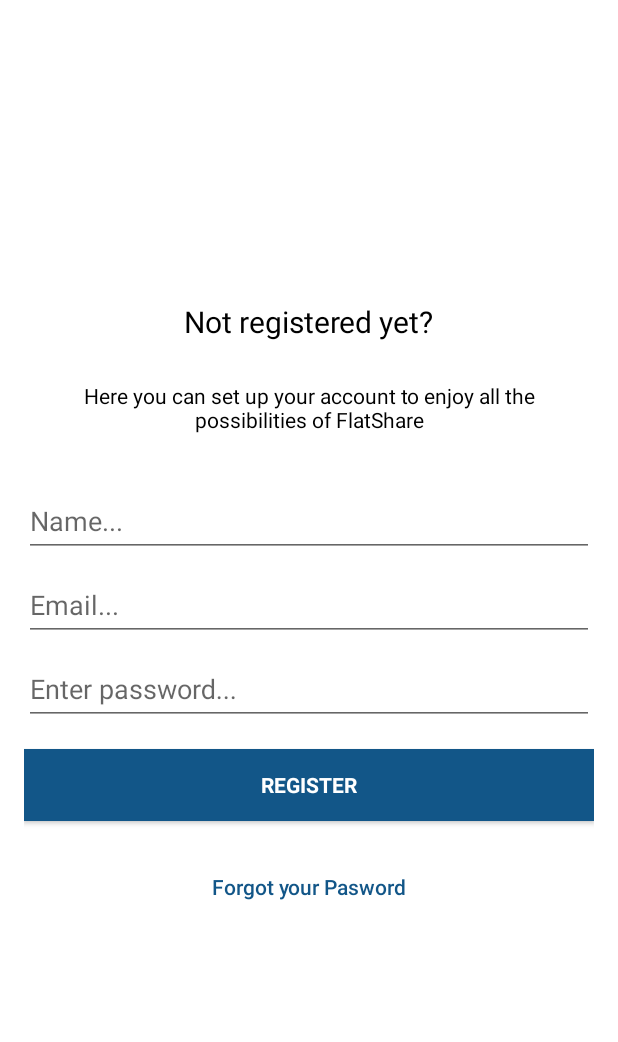
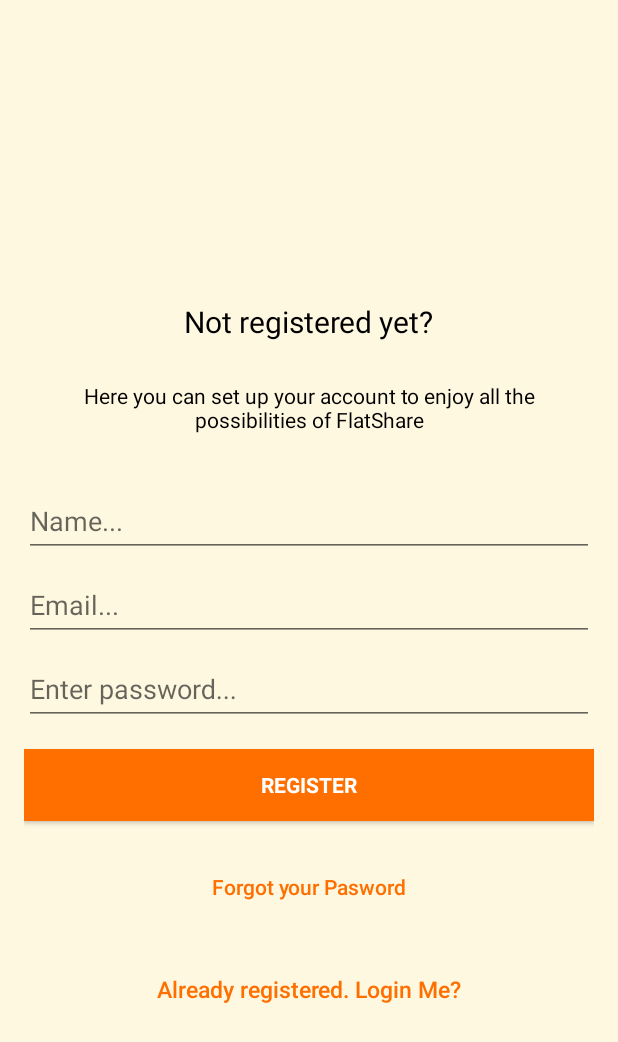
Before and after one commit to dheuss/FlatShare, an Android app: the RegisterActivity screen opened directly, with no data from a screen before it, on a phone screen of 412 x 824 dp. Shown: the top 1042 px of the screen. Run offline under Robolectric (Android 15) with nearby library versions, the phone set to English and light mode, and no system bars; libraries missing offline, so code that uses them is left out: dmax.dialog; 1 statement that could not run was skipped.

Commit message:
register design and color festgelegt für text/button/hintergrund...

```diff
--- a/app/src/main/res/layout/activity_register.xml
+++ b/app/src/main/res/layout/activity_register.xml
@@ -5,8 +5,7 @@
     android:layout_width="match_parent"
     android:layout_height="match_parent"
     android:fitsSystemWindows="true"
-    tools:context="com.flatshare.presentation.ui.activities.auth.RegisterActivity"
-    android:background="@color/windowBackground">
+    tools:context="com.flatshare.presentation.ui.activities.auth.RegisterActivity">
 
     <LinearLayout
         android:layout_width="fill_parent"
@@ -24,7 +23,7 @@
             android:layout_gravity="center_horizontal"
             android:padding="10dp"
             android:text="Not registered yet?"
-            android:textColor="@android:color/black"
+            android:textColor="@color/text"
             android:textSize="20dp"
             android:layout_marginTop="50dp"/>
 
@@ -35,7 +34,7 @@
             android:gravity="center_horizontal"
             android:padding="@dimen/activity_horizontal_margin"
             android:text="Here you can set up your account to enjoy all the possibilities of FlatShare"
-            android:textColor="@android:color/black"
+            android:textColor="@color/text"
             android:textSize="14dp" />
 
         <android.support.design.widget.TextInputLayout
@@ -49,7 +48,7 @@
             android:hint="Name..."
             android:inputType="text"
             android:maxLines="1"
-            android:textColor="@android:color/black" />
+            android:textColor="@color/ButtonWithoutRectangle" />
 
         </android.support.design.widget.TextInputLayout>
 
@@ -64,7 +63,7 @@
                 android:hint="Email..."
                 android:inputType="textEmailAddress"
                 android:maxLines="1"
-                android:textColor="@android:color/black" />
+                android:textColor="@color/ButtonWithoutRectangle" />
 
         </android.support.design.widget.TextInputLayout>
 
@@ -81,7 +80,7 @@
                 android:imeOptions="actionUnspecified"
                 android:inputType="textPassword"
                 android:maxLines="1"
-                android:textColor="@android:color/black" />
+                android:textColor="@color/ButtonWithoutRectangle" />
 
         </android.support.design.widget.TextInputLayout>
 
@@ -91,9 +90,9 @@
             android:layout_width="match_parent"
             android:layout_height="wrap_content"
             android:layout_marginTop="16dp"
-            android:background="@color/colorPrimary"
+            android:background="@color/button"
             android:text="Register"
-            android:textColor="@android:color/white"
+            android:textColor="@color/buttonText"
             android:textStyle="bold" />
 
         <Button
@@ -104,7 +103,7 @@
             android:background="@null"
             android:text="Forgot your Pasword"
             android:textAllCaps="false"
-            android:textColor="@color/colorPrimary" />
+            android:textColor="@color/ButtonWithoutRectangle" />
 
         <!-- Link to Login Screen -->
 
@@ -116,7 +115,7 @@
             android:background="@null"
             android:text="Already registered. Login Me?"
             android:textAllCaps="false"
-            android:textColor="@android:color/white"
+            android:textColor="@color/ButtonWithoutRectangle"
             android:textSize="15dp" />
 
     </LinearLayout>
--- a/app/src/main/res/values/colors.xml
+++ b/app/src/main/res/values/colors.xml
@@ -1,9 +1,44 @@
 <?xml version="1.0" encoding="utf-8"?>
 <resources>
+    <color name="colorPrimary">#FF8F00</color>
+    <color name="colorPrimaryDark">#FF6F00</color>
+    <color name="textColorPrimary">#FFFFFF</color>
+    <color name="windowBackground">#FFF8E1</color>
+    <color name="navigationBarColor">#000000</color>
+    <color name="colorAccent">#FFE082</color>
+
+    <color name="button">#FF6F00</color>
+    <color name="buttonText">#FFFFFF</color>
+    <color name="ButtonWithoutRectangle">#FF6F00</color>
+
+    <color name="text">#000000</color>
+
+
+
+    <!--
     <color name="colorPrimary">#125688</color>
     <color name="colorPrimaryDark">#125688</color>
     <color name="textColorPrimary">#FFFFFF</color>
     <color name="windowBackground">#FFFFFF</color>
     <color name="navigationBarColor">#000000</color>
     <color name="colorAccent">#c8e8ff</color>
+    -->
+
+    <color name="amber50background">#FFF8E1</color>
+    <color name="amber100">#FFECB3</color>
+    <color name="amber200">#FFE082</color>
+    <color name="amber300">#FFD54F</color>
+    <color name="amber400">#FFCA28</color>
+    <color name="amber500">#FFC107</color>
+    <color name="amber600">#FFB300</color>
+    <color name="amber700">#FFA000</color>
+    <color name="amber800">#FF8F00</color>
+    <color name="amber900">#FF6F00</color>
+
+    <!-- accente -->
+    <color name="A100">#FFE57F</color>
+    <color name="A200">#FFD740</color>
+    <color name="A400">#FFC400</color>
+    <color name="A700">#FFAB00</color>
+
 </resources>
```
Also changed, not shown: app/src/main/res/layout/activity_reset_password.xml (+5 -5 lines).
